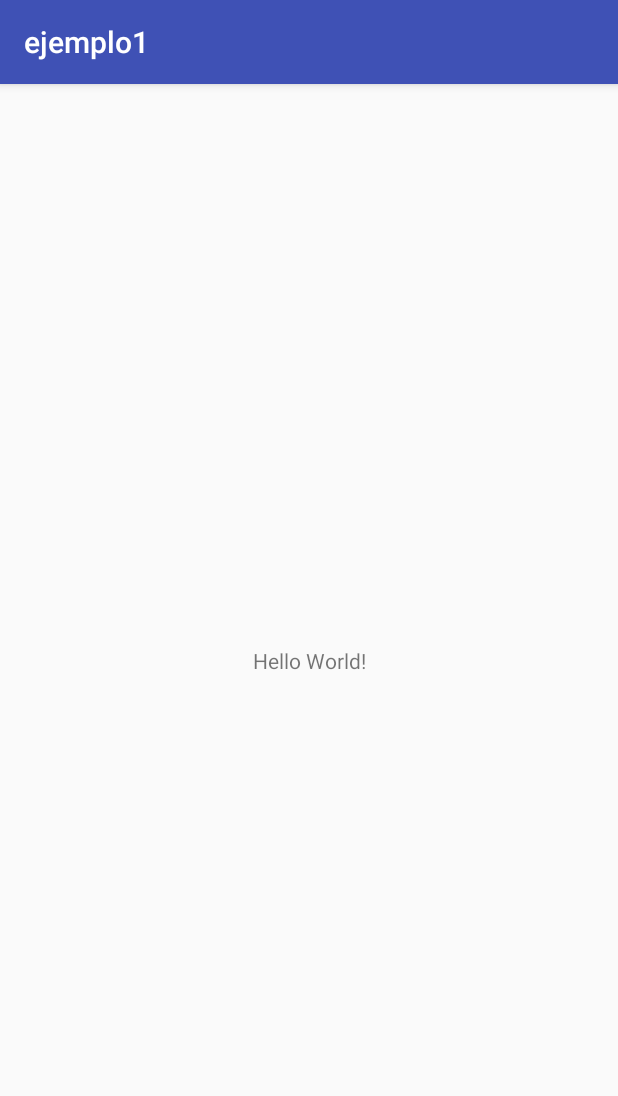
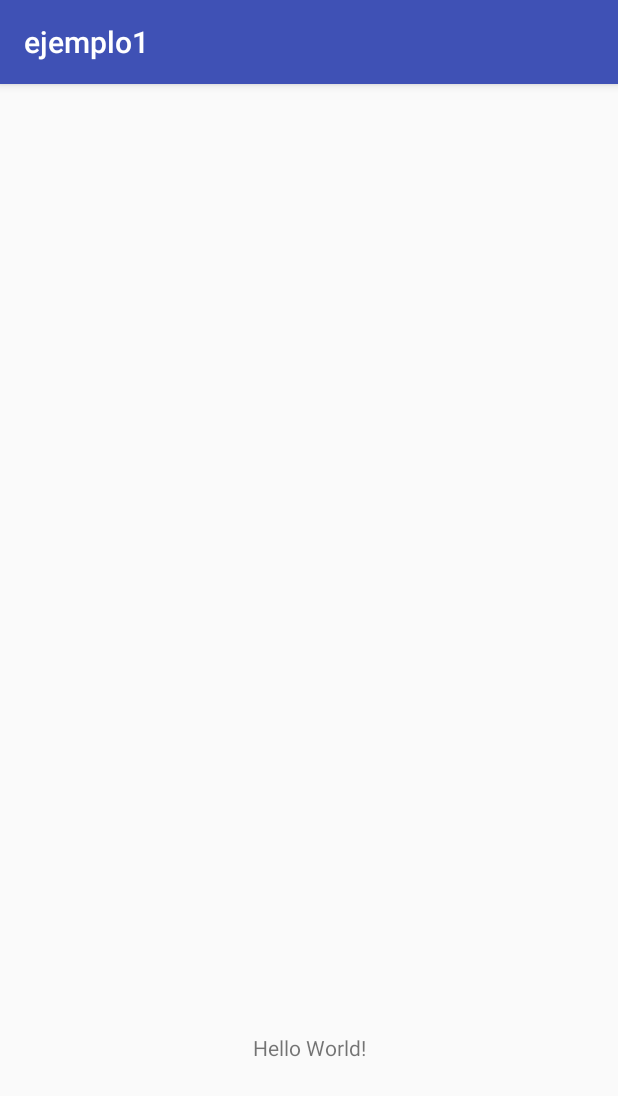
Before and after one commit to ElsyChavez/PDM_Labo1_00125717, an Android app: the screen it shows after launch (MainActivity), on a phone screen of 412 x 824 dp. Shown: the top 1096 px of the screen. Run offline under Robolectric (Android 15) with nearby library versions, the phone set to English and light mode, and no system bars.

Commit message:
cambio menor

```diff
--- a/app/src/main/res/layout/activity_main.xml
+++ b/app/src/main/res/layout/activity_main.xml
@@ -13,6 +13,7 @@
         app:layout_constraintBottom_toBottomOf="parent"
         app:layout_constraintLeft_toLeftOf="parent"
         app:layout_constraintRight_toRightOf="parent"
-        app:layout_constraintTop_toTopOf="parent" />
+        app:layout_constraintTop_toTopOf="parent"
+        app:layout_constraintVertical_bias="0.845" />
 
 </android.support.constraint.ConstraintLayout>
```
